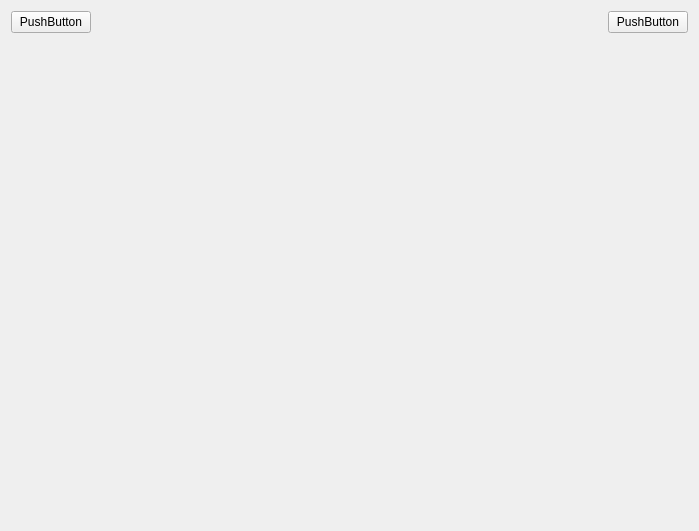
Old version of the form experiment04/masterview.ui in the repository fhwhsa/HDATS.
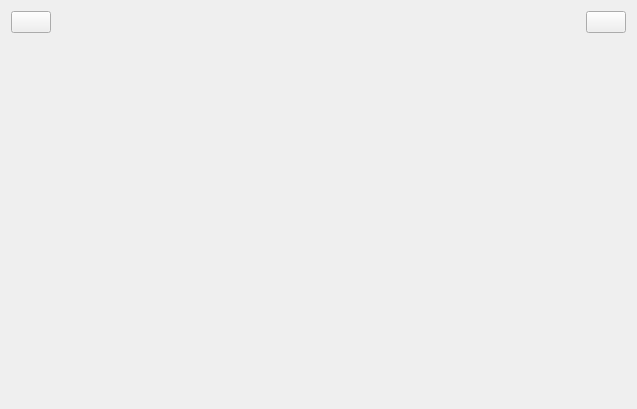
New version of the form. Icons and pictures are not drawn.

The edit to the form file:
```diff
--- a/experiment04/masterview.ui
+++ b/experiment04/masterview.ui
@@ -6,8 +6,8 @@
    <rect>
     <x>0</x>
     <y>0</y>
-    <width>699</width>
-    <height>531</height>
+    <width>637</width>
+    <height>409</height>
    </rect>
   </property>
   <property name="windowTitle">
@@ -21,7 +21,11 @@
        <item>
         <widget class="QPushButton" name="btnBack">
          <property name="text">
-          <string>PushButton</string>
+          <string/>
+         </property>
+         <property name="icon">
+          <iconset resource="res.qrc">
+           <normaloff>:/img/return.png</normaloff>:/img/return.png</iconset>
          </property>
         </widget>
        </item>
@@ -61,7 +65,11 @@
        <item>
         <widget class="QPushButton" name="btnQuit">
          <property name="text">
-          <string>PushButton</string>
+          <string/>
+         </property>
+         <property name="icon">
+          <iconset resource="res.qrc">
+           <normaloff>:/img/loginout.png</normaloff>:/img/loginout.png</iconset>
          </property>
         </widget>
        </item>
@@ -72,8 +80,6 @@
        <property name="currentIndex">
         <number>1</number>
        </property>
-       <widget class="QWidget" name="page"/>
-       <widget class="QWidget" name="page_2"/>
       </widget>
      </item>
     </layout>
```
Left out of the diff: 10 changed lines with no effect on the pictures.
